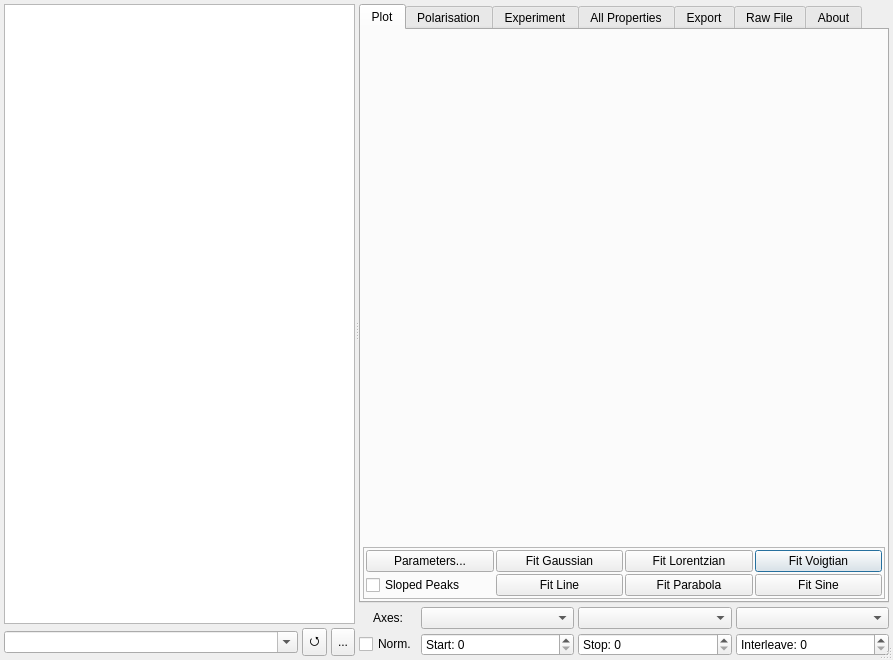
This is core/ui/scanviewer.ui in ILLGrenoble/takin as Qt 5 draws it before an edit. The edited form follows.
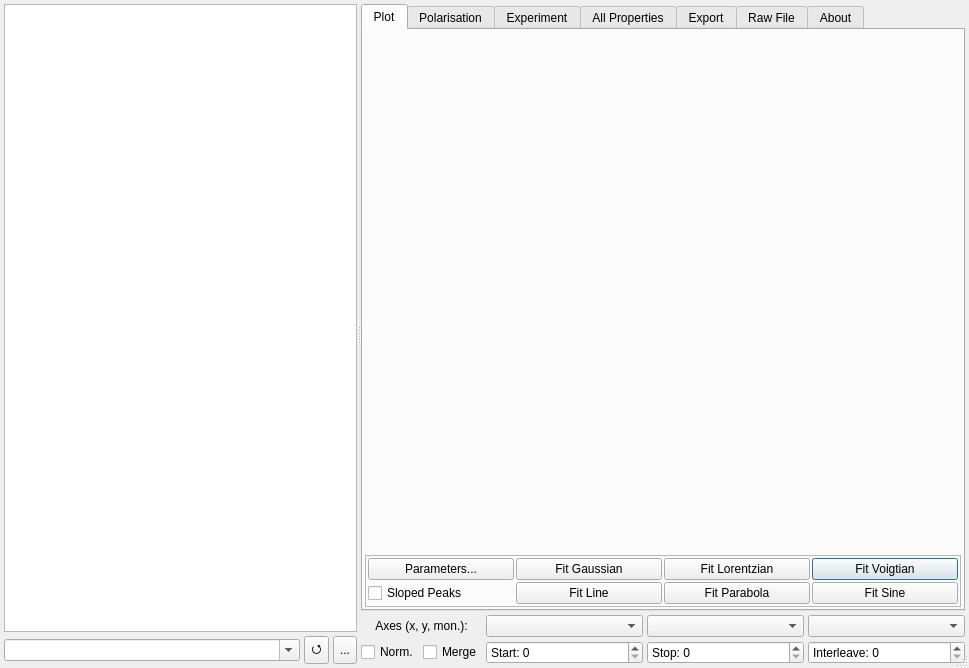
This is the edited form. Custom widgets are drawn as their Qt base class.

Commit message: scanviewer: added individual plotting

```diff
--- a/core/ui/scanviewer.ui
+++ b/core/ui/scanviewer.ui
@@ -6,8 +6,8 @@
    <rect>
     <x>0</x>
     <y>0</y>
-    <width>893</width>
-    <height>660</height>
+    <width>969</width>
+    <height>668</height>
    </rect>
   </property>
   <property name="windowTitle">
@@ -116,7 +116,68 @@
        <property name="spacing">
         <number>4</number>
        </property>
-       <item row="0" column="0" colspan="4">
+       <item row="2" column="4">
+        <widget class="QSpinBox" name="spinSkip">
+         <property name="sizePolicy">
+          <sizepolicy hsizetype="Minimum" vsizetype="Fixed">
+           <horstretch>1</horstretch>
+           <verstretch>0</verstretch>
+          </sizepolicy>
+         </property>
+         <property name="toolTip">
+          <string>Number of rows to skip between data rows.</string>
+         </property>
+         <property name="prefix">
+          <string>Interleave: </string>
+         </property>
+         <property name="maximum">
+          <number>99999</number>
+         </property>
+        </widget>
+       </item>
+       <item row="2" column="2">
+        <widget class="QSpinBox" name="spinStart">
+         <property name="sizePolicy">
+          <sizepolicy hsizetype="Minimum" vsizetype="Fixed">
+           <horstretch>1</horstretch>
+           <verstretch>0</verstretch>
+          </sizepolicy>
+         </property>
+         <property name="toolTip">
+          <string>Start index of first data row.</string>
+         </property>
+         <property name="prefix">
+          <string>Start: </string>
+         </property>
+         <property name="maximum">
+          <number>99999</number>
+         </property>
+        </widget>
+       </item>
+       <item row="2" column="0">
+        <widget class="QCheckBox" name="checkNorm">
+         <property name="toolTip">
+          <string>Normalise main counter to monitor counter.</string>
+         </property>
+         <property name="text">
+          <string>Norm.</string>
+         </property>
+        </widget>
+       </item>
+       <item row="1" column="3">
+        <widget class="QComboBox" name="comboY">
+         <property name="sizePolicy">
+          <sizepolicy hsizetype="Preferred" vsizetype="Fixed">
+           <horstretch>1</horstretch>
+           <verstretch>0</verstretch>
+          </sizepolicy>
+         </property>
+         <property name="toolTip">
+          <string>Ordinate (y), e.g. main counter.</string>
+         </property>
+        </widget>
+       </item>
+       <item row="0" column="0" colspan="5">
         <widget class="QTabWidget" name="tabWidget">
          <property name="currentIndex">
           <number>0</number>
@@ -1175,33 +1236,7 @@
          </widget>
         </widget>
        </item>
-       <item row="1" column="1">
-        <widget class="QComboBox" name="comboX">
-         <property name="sizePolicy">
-          <sizepolicy hsizetype="Preferred" vsizetype="Fixed">
-           <horstretch>1</horstretch>
-           <verstretch>0</verstretch>
-          </sizepolicy>
-         </property>
-         <property name="toolTip">
-          <string>Abscissa (x), scan axis.</string>
-         </property>
-        </widget>
-       </item>
-       <item row="1" column="2">
-        <widget class="QComboBox" name="comboY">
-         <property name="sizePolicy">
-          <sizepolicy hsizetype="Preferred" vsizetype="Fixed">
-           <horstretch>1</horstretch>
-           <verstretch>0</verstretch>
-          </sizepolicy>
-         </property>
-         <property name="toolTip">
-          <string>Ordinate (y), e.g. main counter.</string>
-         </property>
-        </widget>
-       </item>
-       <item row="1" column="3">
+       <item row="1" column="4">
         <widget class="QComboBox" name="comboMon">
          <property name="sizePolicy">
           <sizepolicy hsizetype="Preferred" vsizetype="Fixed">
@@ -1214,26 +1249,7 @@
          </property>
         </widget>
        </item>
-       <item row="2" column="1">
-        <widget class="QSpinBox" name="spinStart">
-         <property name="sizePolicy">
-          <sizepolicy hsizetype="Minimum" vsizetype="Fixed">
-           <horstretch>1</horstretch>
-           <verstretch>0</verstretch>
-          </sizepolicy>
-         </property>
-         <property name="toolTip">
-          <string>Start index of first data row.</string>
-         </property>
-         <property name="prefix">
-          <string>Start: </string>
-         </property>
-         <property name="maximum">
-          <number>99999</number>
-         </property>
-        </widget>
-       </item>
-       <item row="2" column="2">
+       <item row="2" column="3">
         <widget class="QSpinBox" name="spinStop">
          <property name="sizePolicy">
           <sizepolicy hsizetype="Minimum" vsizetype="Fixed">
@@ -1252,39 +1268,33 @@
          </property>
         </widget>
        </item>
-       <item row="2" column="3">
-        <widget class="QSpinBox" name="spinSkip">
+       <item row="1" column="2">
+        <widget class="QComboBox" name="comboX">
          <property name="sizePolicy">
-          <sizepolicy hsizetype="Minimum" vsizetype="Fixed">
+          <sizepolicy hsizetype="Preferred" vsizetype="Fixed">
            <horstretch>1</horstretch>
            <verstretch>0</verstretch>
           </sizepolicy>
          </property>
          <property name="toolTip">
-          <string>Number of rows to skip between data rows.</string>
-         </property>
-         <property name="prefix">
-          <string>Interleave: </string>
-         </property>
-         <property name="maximum">
-          <number>99999</number>
+          <string>Abscissa (x), scan axis.</string>
          </property>
         </widget>
        </item>
-       <item row="2" column="0">
-        <widget class="QCheckBox" name="checkNorm">
+       <item row="2" column="1">
+        <widget class="QCheckBox" name="checkMerge">
          <property name="toolTip">
           <string>Normalise main counter to monitor counter.</string>
          </property>
          <property name="text">
-          <string>Norm.</string>
+          <string>Merge</string>
          </property>
         </widget>
        </item>
-       <item row="1" column="0">
+       <item row="1" column="0" colspan="2">
         <widget class="QLabel" name="label">
          <property name="text">
-          <string>Axes:</string>
+          <string>Axes (x, y, mon.):</string>
          </property>
          <property name="alignment">
           <set>Qt::AlignCenter</set>
```
Left out of the diff: 3 changed lines with no effect on the pictures. The commit also changes 8 other files.
